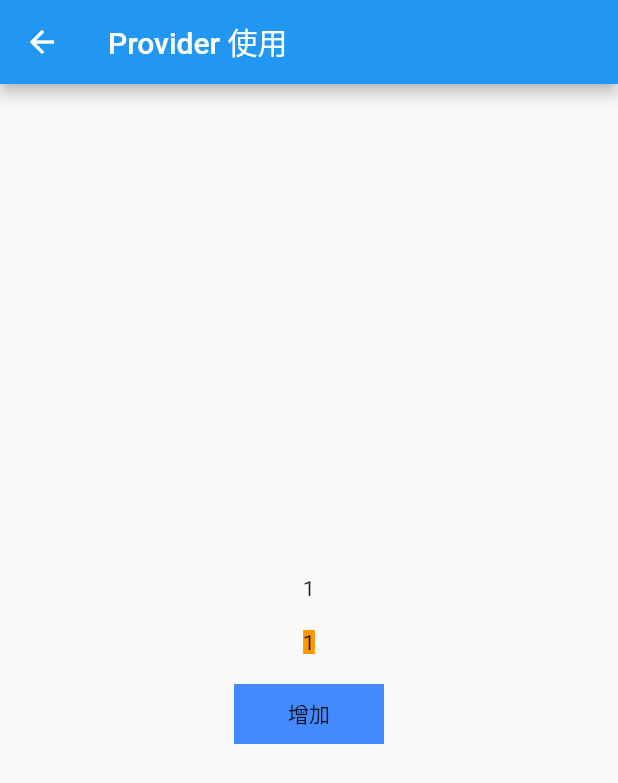
After one commit to guoguangtao/ggt_flutter_demo, a Flutter app: the YXCProviderWidget screen opened by its route, after a tap on "增加", on a phone screen of 412 x 824 dp. The commit adds this screen. Shown: the top 783 px of the screen. Run offline on Flutter 3.47's test engine with Material 2 defaults, Android fonts, the phone set to English and light mode, and no system bars.

Commit message:
Provider 状态管理

```diff
--- /dev/null
+++ b/lib/Provide/provider_use.dart
@@ -0,0 +1,87 @@
+import 'package:flutter/material.dart';
+import 'package:provider/provider.dart';
+
+class YXCProviderWidget extends StatelessWidget {
+  const YXCProviderWidget({Key? key}) : super(key: key);
+
+  @override
+  Widget build(BuildContext context) {
+    return MultiProvider(
+      providers: [
+        ChangeNotifierProvider(create: (_) => ListProviderModel()),
+      ],
+      child: Scaffold(
+        appBar: AppBar(
+          title: const Text("Provider 使用"),
+        ),
+        body: Center(
+          child: Column(
+            mainAxisAlignment: MainAxisAlignment.center,
+            children: [
+              Consumer<ListProviderModel>(
+                builder: (context, notifier, child) {
+                  return Text("${notifier.count}");
+                },
+              ),
+              const SizedBox(
+                height: 20,
+              ),
+              const YXCSecondWidget(),
+              const SizedBox(
+                height: 20,
+              ),
+              const YXCAddWidget(),
+            ],
+          ),
+        ),
+      ),
+    );
+  }
+}
+
+class YXCSecondWidget extends StatelessWidget {
+  const YXCSecondWidget({Key? key}) : super(key: key);
+
+  @override
+  Widget build(BuildContext context) {
+    return Container(
+      color: Colors.orange,
+      child: Consumer<ListProviderModel>(
+        builder:
+            (BuildContext context, ListProviderModel value, Widget? child) {
+          return Text("${value.count}");
+        },
+      ),
+    );
+  }
+}
+
+class YXCAddWidget extends StatelessWidget {
+  const YXCAddWidget({Key? key}) : super(key: key);
+
+  @override
+  Widget build(BuildContext context) {
+    return Container(
+      width: 100,
+      height: 40,
+      color: Colors.blueAccent,
+      child: GestureDetector(
+        onTap: () {
+          Provider.of<ListProviderModel>(context, listen: false).summer();
+        },
+        child: const Center(child: Text("增加")),
+      ),
+    );
+  }
+}
+
+class ListProviderModel extends ChangeNotifier {
+  int _count = 0;
+
+  int get count => _count;
+
+  void summer() {
+    _count++;
+    notifyListeners();
+  }
+}
--- a/lib/main.dart
+++ b/lib/main.dart
@@ -1,7 +1,7 @@
-import 'dart:developer';
 
 import 'package:flutter/material.dart';
 import 'package:flutter_localizations/flutter_localizations.dart';
+import 'package:ggt_flutter_demo/Provide/provider_use.dart';
 import 'package:ggt_flutter_demo/appbar/appbar_use.dart';
 import 'package:ggt_flutter_demo/common/app_setting_config.dart';
 import 'package:ggt_flutter_demo/generated/l10n.dart';
@@ -58,6 +58,7 @@ class _YXCAppContentState extends State<_YXCAppContent> {
       routes: {
         "Internationalizing": (context) => const YXCInternationalizing(),
         "UseAppBar" : (context) => const YXCAppBarUseWidget(),
+        "DataProvide" : (context) => const YXCProviderWidget(),
       },
       home: const _YXCHome(),
       localizationsDelegates: const [
@@ -87,7 +88,8 @@ class _YXCHome extends StatelessWidget {
   Widget build(BuildContext context) {
     List<_YXCHomeModel> models = const [
       _YXCHomeModel(text: '国际化与多语言', route: "Internationalizing"),
-      _YXCHomeModel(text: 'AppBar 的使用记载', route: "UseAppBar")
+      _YXCHomeModel(text: 'AppBar 的使用记载', route: "UseAppBar"),
+      _YXCHomeModel(text: "状态管理", route: "DataProvide"),
     ];
 
     void didSelected(int index) {
--- a/pubspec.yaml
+++ b/pubspec.yaml
@@ -36,6 +36,7 @@ dependencies:
   # The following adds the Cupertino Icons font to your application.
   # Use with the CupertinoIcons class for iOS style icons.
   cupertino_icons: ^1.0.2
+  provider: ^6.0.2
 
 
 dev_dependencies:
```
Also changed, not shown: pubspec.lock, 2 other files.
